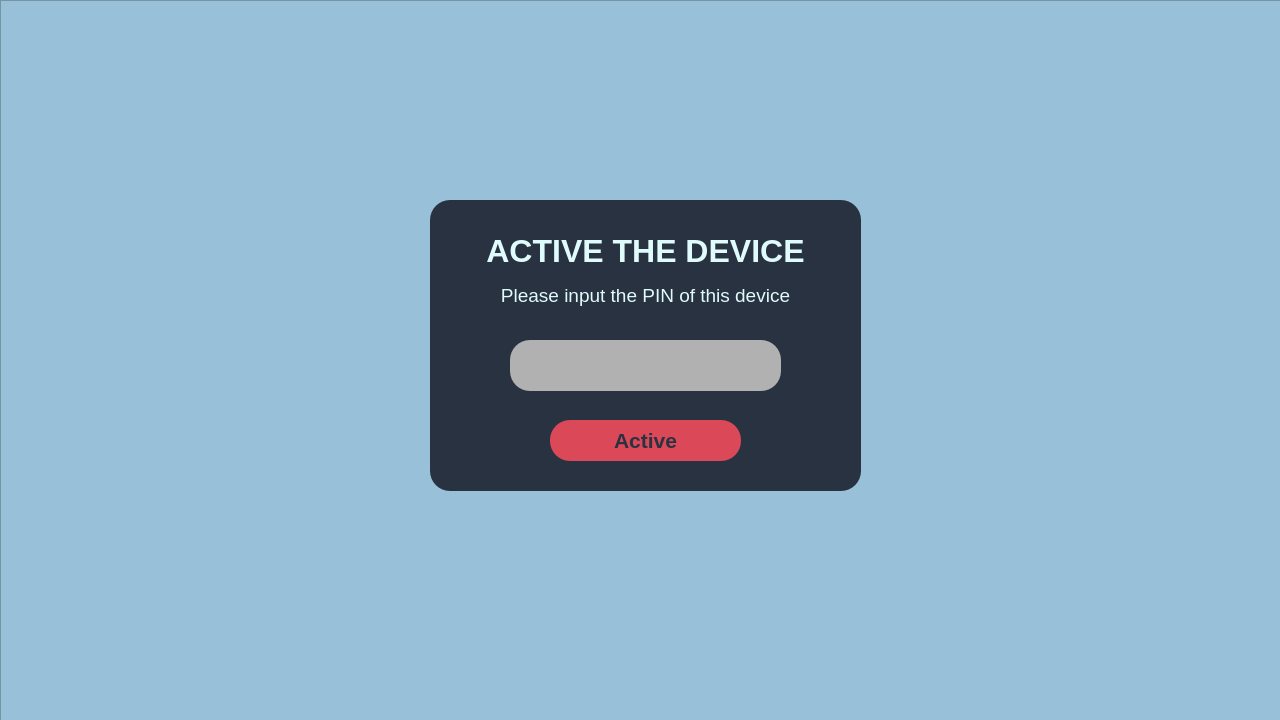
The window that device_app/guiModules/ui_files/loginWindow.ui (TKT-inc/low-cost-thermal-camera-device) describes before a commit, drawn with Qt 5.
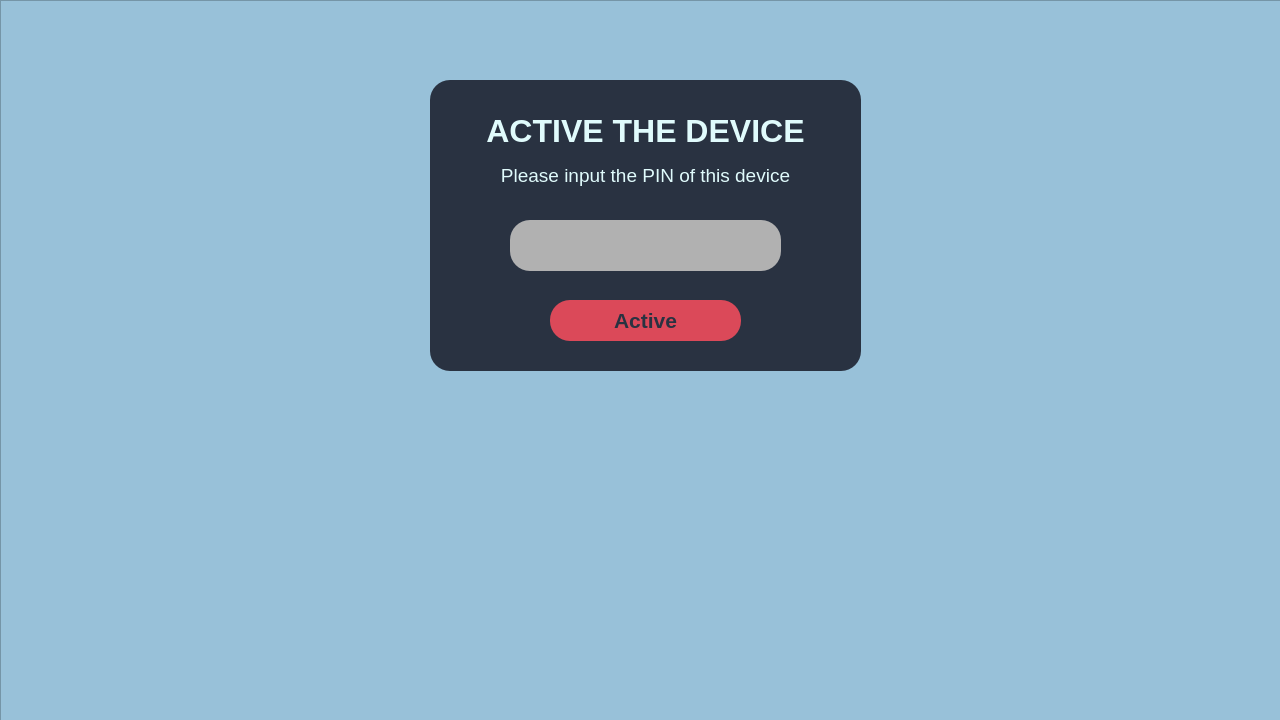
The same window after the commit. Icons and pictures are not drawn.

Patch:
```diff
--- a/device_app/guiModules/ui_files/loginWindow.ui
+++ b/device_app/guiModules/ui_files/loginWindow.ui
@@ -63,7 +63,7 @@
      <property name="geometry">
       <rect>
        <x>430</x>
-       <y>200</y>
+       <y>80</y>
        <width>431</width>
        <height>291</height>
       </rect>
@@ -138,8 +138,17 @@
         <height>51</height>
        </rect>
       </property>
+      <property name="font">
+       <font>
+        <pointsize>15</pointsize>
+       </font>
+      </property>
       <property name="styleSheet">
-       <string notr="true">background-color: rgb(177, 177, 177);</string>
+       <string notr="true">background-color: rgb(177, 177, 177);
+color: rgb(0, 0, 0);</string>
+      </property>
+      <property name="alignment">
+       <set>Qt::AlignCenter</set>
       </property>
      </widget>
      <widget class="QPushButton" name="active_device_btn">
```
Left out of the diff: 2 changed lines with no effect on the pictures.
